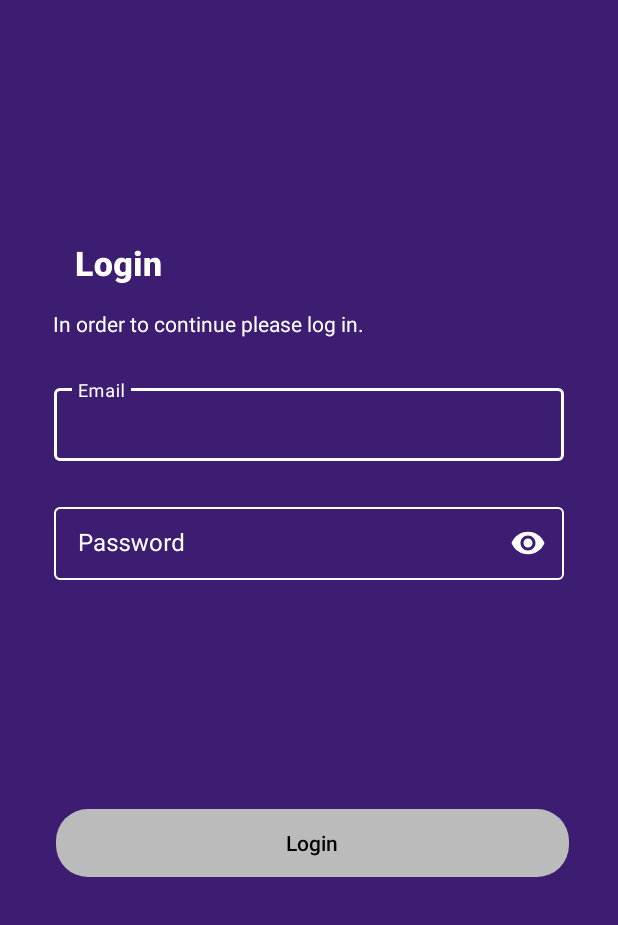
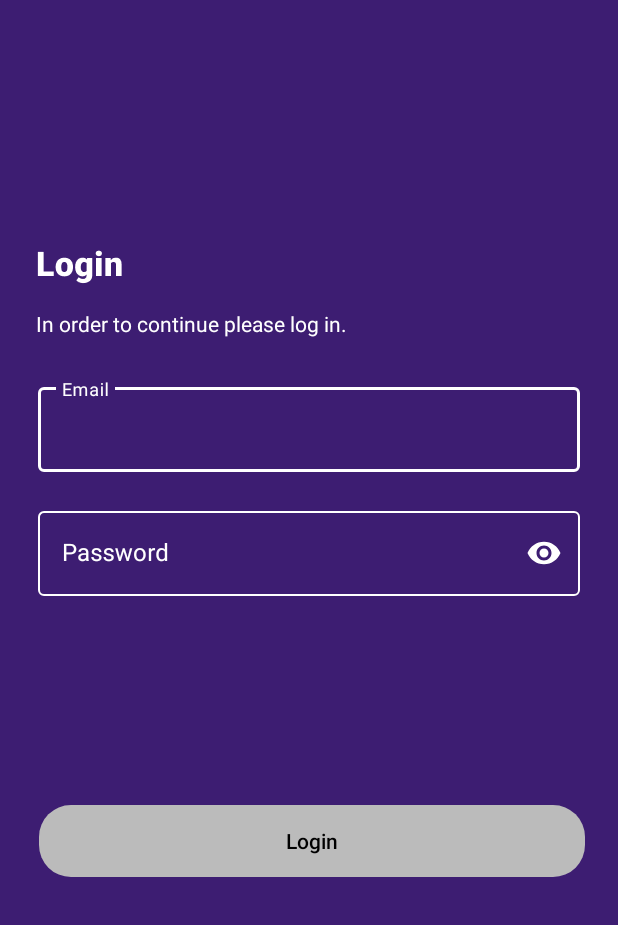
Before and after one commit to choondrise/isa-shows-app-choondrise, an Android app: the layout activity_login.xml on its own in the app's theme, with its tools: preview values and no code run, on a phone screen of 412 x 824 dp, the part 311-1236 px from its top. Run offline under Robolectric (Android 15) with nearby library versions, the phone set to English and light mode, and no system bars.

Commit message:
Change activity_login according to branch homework2

```diff
--- a/Shows/app/src/main/res/layout/activity_login.xml
+++ b/Shows/app/src/main/res/layout/activity_login.xml
@@ -42,25 +42,23 @@
         android:layout_width="wrap_content"
         android:layout_height="wrap_content"
         android:src="@drawable/login_title"
-        app:layout_constraintEnd_toEndOf="parent"
         app:layout_constraintStart_toStartOf="parent"
         app:layout_constraintTop_toTopOf="parent"
         app:layout_constraintBottom_toBottomOf="parent"
         android:layout_marginTop="373dp"
         android:layout_marginBottom="430dp"
         android:layout_marginStart="24dp"
-        android:layout_marginEnd="278dp"
         />
 
     <TextView
         android:id="@+id/bodyText"
-        android:layout_width="342dp"
-        android:layout_height="20dp"
+        android:layout_width="0dp"
+        android:layout_height="wrap_content"
         android:text="@string/in_order_to_continue_please_log_in"
         android:textColor="@color/white"
-        app:layout_constraintEnd_toEndOf="parent"
         app:layout_constraintStart_toStartOf="parent"
         app:layout_constraintTop_toBottomOf="@id/loginTitle"
+        app:layout_constraintEnd_toEndOf="parent"
         android:layout_marginTop="16dp"
         android:layout_marginStart="24dp"
         android:layout_marginEnd="24dp"
@@ -70,8 +68,8 @@
     <com.google.android.material.textfield.TextInputLayout
         style="@style/Widget.MaterialComponents.TextInputLayout.OutlinedBox"
         android:id="@+id/emailInput"
-        android:layout_width="340dp"
-        android:layout_height="54dp"
+        android:layout_width="0dp"
+        android:layout_height="wrap_content"
         android:theme="@style/CustomTextInputLayout_overlay"
         app:layout_constraintEnd_toEndOf="parent"
         app:layout_constraintStart_toStartOf="parent"
@@ -100,13 +98,12 @@
     <com.google.android.material.textfield.TextInputLayout
         style="@style/Widget.MaterialComponents.TextInputLayout.OutlinedBox"
         android:id="@+id/passwordInput"
-        android:layout_width="340dp"
-        android:layout_height="54dp"
+        android:layout_width="0dp"
+        android:layout_height="wrap_content"
         android:theme="@style/CustomTextInputLayout_overlay"
         app:layout_constraintEnd_toEndOf="parent"
         app:layout_constraintStart_toStartOf="parent"
         app:layout_constraintTop_toBottomOf="@id/emailInput"
-        android:layout_marginTop="25dp"
         android:layout_marginStart="25dp"
         android:layout_marginEnd="25dp"
         android:hint="@string/password"
@@ -131,8 +128,8 @@
 
     <androidx.appcompat.widget.AppCompatButton
         android:id="@+id/loginButton"
-        android:layout_width="342dp"
-        android:layout_height="45dp"
+        android:layout_width="0dp"
+        android:layout_height="wrap_content"
         app:layout_constraintBottom_toBottomOf="parent"
         app:layout_constraintEnd_toEndOf="parent"
         app:layout_constraintStart_toStartOf="parent"
```
